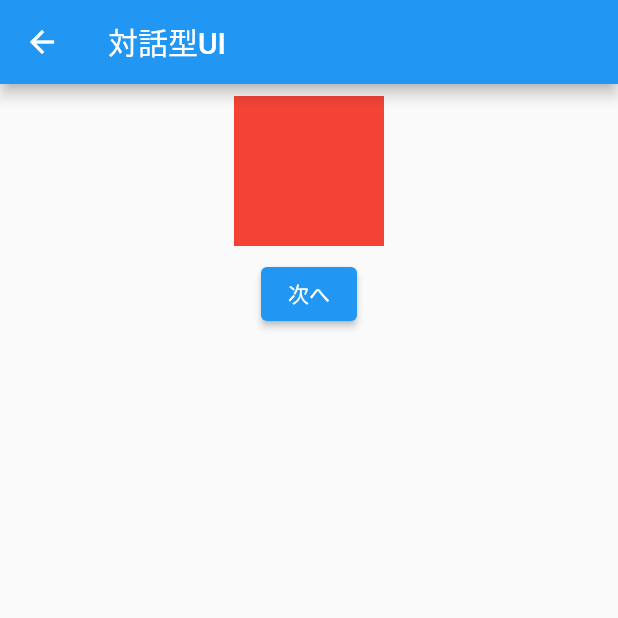
After one commit to kentomiya89/sample_show_and_hide, a Flutter app: the screen it shows after launch, after a tap on "対話型UI Visibility", on a phone screen of 412 x 824 dp, the top half of it. The commit adds this screen. Run offline on Flutter 3.47's test engine with Material 2 defaults, Android fonts, the phone set to English and light mode, and no system bars.

Commit message:
add: interactive ui sample

```diff
--- /dev/null
+++ b/lib/interactive_ui_sample/interactive_ui_sample.dart
@@ -0,0 +1,251 @@
+import 'package:flutter/material.dart';
+
+class InteractiveVisibilityScreen extends StatefulWidget {
+  const InteractiveVisibilityScreen();
+
+  @override
+  State<InteractiveVisibilityScreen> createState() =>
+      _InteractiveVisibilityScreenState();
+}
+
+class _InteractiveVisibilityScreenState
+    extends State<InteractiveVisibilityScreen> {
+  int progressIndex = 0;
+  List<bool> boolList = [
+    true, // 最初だけ表示
+    false,
+    false,
+    false,
+    false,
+    false,
+    false,
+    false,
+    false,
+    false,
+  ];
+
+  @override
+  Widget build(BuildContext context) {
+    return Scaffold(
+      appBar: AppBar(
+        title: const Text('対話型UI'),
+      ),
+      body: SafeArea(
+        child: SingleChildScrollView(
+          reverse: true,
+          child: Center(
+            child: Column(
+              children: [
+                Column(
+                  crossAxisAlignment: CrossAxisAlignment.center,
+                  children: [
+                    Visibility(
+                      visible: boolList[0],
+                      child: const Padding(
+                        padding: EdgeInsets.all(8.0),
+                        child: ColorBox(color: Colors.red),
+                      ),
+                    ),
+                    Visibility(
+                      visible: boolList[1],
+                      child: const Padding(
+                        padding: EdgeInsets.all(8.0),
+                        child: ColorBox(color: Colors.blue),
+                      ),
+                    ),
+                    Visibility(
+                      visible: boolList[2],
+                      child: const Padding(
+                        padding: EdgeInsets.all(8.0),
+                        child: ColorBox(color: Colors.green),
+                      ),
+                    ),
+                    Visibility(
+                      visible: boolList[3],
+                      child: const Padding(
+                        padding: EdgeInsets.all(8.0),
+                        child: ColorBox(color: Colors.yellow),
+                      ),
+                    ),
+                    Visibility(
+                      visible: boolList[4],
+                      child: const Padding(
+                        padding: EdgeInsets.all(8.0),
+                        child: ColorBox(color: Colors.orange),
+                      ),
+                    ),
+                    Visibility(
+                      visible: boolList[5],
+                      child: const Padding(
+                        padding: EdgeInsets.all(8.0),
+                        child: ColorBox(color: Colors.pink),
+                      ),
+                    ),
+                    Visibility(
+                      visible: boolList[6],
+                      child: const Padding(
+                        padding: EdgeInsets.all(8.0),
+                        child: ColorBox(color: Colors.purple),
+                      ),
+                    ),
+                    Visibility(
+                      visible: boolList[7],
+                      child: const Padding(
+                        padding: EdgeInsets.all(8.0),
+                        child: ColorBox(color: Colors.brown),
+                      ),
+                    ),
+                    Visibility(
+                      visible: boolList[8],
+                      child: const Padding(
+                        padding: EdgeInsets.all(8.0),
+                        child: ColorBox(color: Colors.grey),
+                      ),
+                    ),
+                    Visibility(
+                      visible: boolList[9],
+                      child: const Padding(
+                        padding: EdgeInsets.all(8.0),
+                        child: ColorBox(color: Colors.black),
+                      ),
+                    ),
+                  ],
+                ),
+                ElevatedButton(
+                  onPressed: progressIndex < 9
+                      ? () {
+                          setState(() {
+                            progressIndex++;
+                            boolList[progressIndex] = true;
+                          });
+                        }
+                      : null,
+                  child: const Text('次へ'),
+                ),
+              ],
+            ),
+          ),
+        ),
+      ),
+    );
+  }
+}
+
+class InteractiveCollectionIfScreen extends StatefulWidget {
+  const InteractiveCollectionIfScreen();
+  @override
+  _InteractiveCollectionIfScreenState createState() =>
+      _InteractiveCollectionIfScreenState();
+}
+
+class _InteractiveCollectionIfScreenState
+    extends State<InteractiveCollectionIfScreen> {
+  int progressIndex = 0;
+  List<bool> boolList = [
+    true, // 最初だけ表示
+    false,
+    false,
+    false,
+    false,
+    false,
+    false,
+    false,
+    false,
+    false,
+  ];
+  @override
+  Widget build(BuildContext context) {
+    return Scaffold(
+      appBar: AppBar(
+        title: const Text('対話型UI'),
+      ),
+      body: SafeArea(
+        child: SingleChildScrollView(
+          reverse: true,
+          child: Center(
+            child: Column(
+              crossAxisAlignment: CrossAxisAlignment.center,
+              children: [
+                if (boolList[0])
+                  const Padding(
+                    padding: EdgeInsets.all(8.0),
+                    child: ColorBox(color: Colors.red),
+                  ),
+                if (boolList[1])
+                  const Padding(
+                    padding: const EdgeInsets.all(8.0),
+                    child: ColorBox(color: Colors.blue),
+                  ),
+                if (boolList[2])
+                  const Padding(
+                    padding: EdgeInsets.all(8.0),
+                    child: ColorBox(color: Colors.green),
+                  ),
+                if (boolList[3])
+                  const Padding(
+                    padding: EdgeInsets.all(8.0),
+                    child: ColorBox(color: Colors.yellow),
+                  ),
+                if (boolList[4])
+                  const Padding(
+                    padding: EdgeInsets.all(8.0),
+                    child: ColorBox(color: Colors.orange),
+                  ),
+                if (boolList[5])
+                  const Padding(
+                    padding: EdgeInsets.all(8.0),
+                    child: ColorBox(color: Colors.pink),
+                  ),
+                if (boolList[6])
+                  const Padding(
+                    padding: EdgeInsets.all(8.0),
+                    child: ColorBox(color: Colors.purple),
+                  ),
+                if (boolList[7])
+                  const Padding(
+                    padding: EdgeInsets.all(8.0),
+                    child: ColorBox(color: Colors.brown),
+                  ),
+                if (boolList[8])
+                  const Padding(
+                    padding: EdgeInsets.all(8.0),
+                    child: ColorBox(color: Colors.grey),
+                  ),
+                if (boolList[9])
+                  const Padding(
+                    padding: EdgeInsets.all(8.0),
+                    child: ColorBox(color: Colors.black),
+                  ),
+                ElevatedButton(
+                  onPressed: progressIndex < 9
+                      ? () {
+                          setState(() {
+                            progressIndex++;
+                            boolList[progressIndex] = true;
+                          });
+                        }
+                      : null,
+                  child: const Text('次へ'),
+                ),
+              ],
+            ),
+          ),
+        ),
+      ),
+    );
+  }
+}
+
+class ColorBox extends StatelessWidget {
+  const ColorBox({required this.color});
+  final Color color;
+
+  @override
+  Widget build(BuildContext context) {
+    return Container(
+      width: 100,
+      height: 100,
+      color: color,
+    );
+  }
+}
--- a/lib/main.dart
+++ b/lib/main.dart
@@ -1,4 +1,5 @@
 import 'package:flutter/material.dart';
+import 'package:sample_show_and_hide/interactive_ui_sample/interactive_ui_sample.dart';
 import 'package:sample_show_and_hide/show_and_hide_sample/show_and_hide_sample.dart';
 
 void main() {
@@ -40,6 +41,28 @@ class MyHomePage extends StatelessWidget {
               ),
             ),
           ),
+          ListTile(
+            title: Padding(
+              padding: const EdgeInsets.all(8.0),
+              child: Text('対話型UI Visibility'),
+            ),
+            onTap: () => Navigator.of(context).push(
+              MaterialPageRoute(
+                builder: (context) => const InteractiveVisibilityScreen(),
+              ),
+            ),
+          ),
+          ListTile(
+            title: Padding(
+              padding: const EdgeInsets.all(8.0),
+              child: Text('対話型UI Collection If'),
+            ),
+            onTap: () => Navigator.of(context).push(
+              MaterialPageRoute(
+                builder: (context) => const InteractiveCollectionIfScreen(),
+              ),
+            ),
+          ),
         ],
       ),
     );
```
